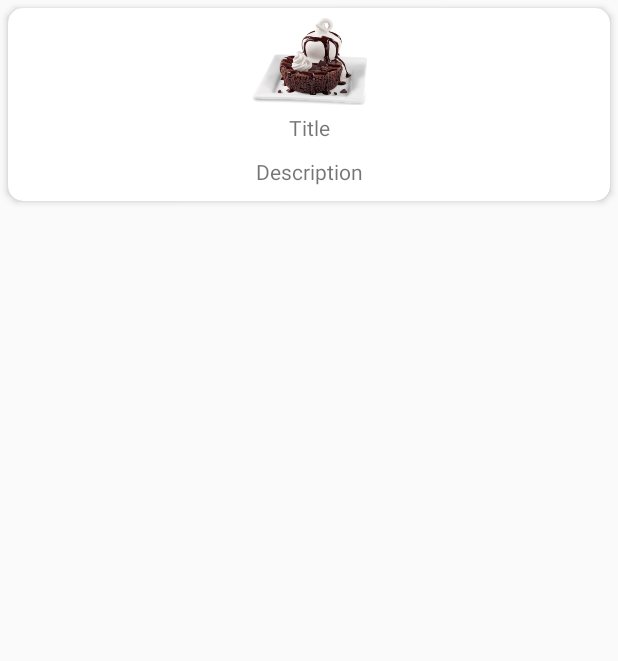
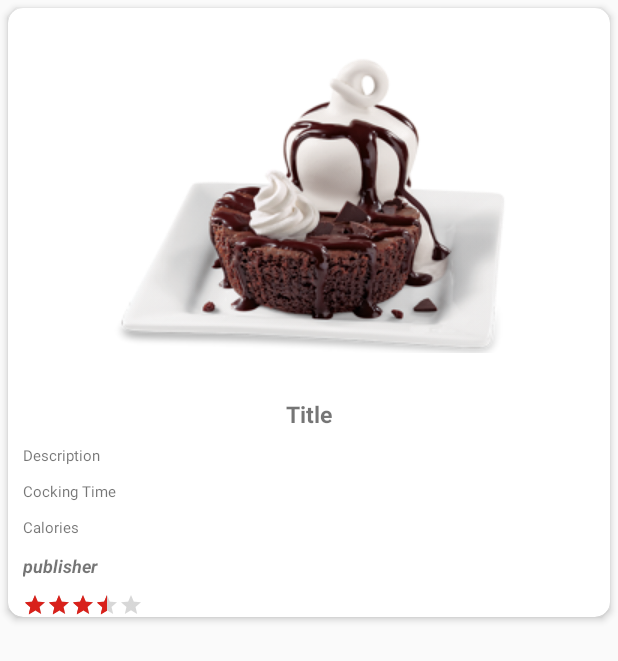
Before and after one commit to AbdullahTaher93/My-Meal, an Android app: the layout items_rows.xml on its own in the app's theme, with its tools: preview values and no code run, on a phone screen of 412 x 824 dp. Shown: the top 661 px of the screen. Run offline under Robolectric (Android 15) with nearby library versions, the phone set to English and light mode, and no system bars.

Commit message:
V1 is done

```diff
--- a/app/src/main/java/com/apps/my_meal/catrgories_adpter.java
+++ b/app/src/main/java/com/apps/my_meal/catrgories_adpter.java
@@ -81,10 +81,10 @@ public class catrgories_adpter extends RecyclerView.Adapter<catrgories_adpter.ca
     }
 
 
-    private void passData(String id) {
+    private void passData(String meal_Type) {
 
         Intent intent = new Intent(context,meals.class);
-        intent.putExtra("id", ""+id);
+        intent.putExtra("meal_Type", ""+meal_Type);
         context.startActivity(intent);
     }
 }
--- a/app/src/main/res/layout/activity_home.xml
+++ b/app/src/main/res/layout/activity_home.xml
@@ -85,7 +85,8 @@
 
                 />
             <include android:id="@+id/shimmerMeal"
-                layout="@layout/item_view_pager_header_shimmer"
+
+                layout="@layout/item_view_pager_header"
                 />
             <!-- TODO 5 Add <TextView> for title of Category list -->
             <TextView
--- a/app/src/main/res/layout/items_rows.xml
+++ b/app/src/main/res/layout/items_rows.xml
@@ -14,28 +14,79 @@ android:focusable="true">
 <LinearLayout
     android:orientation="vertical"
     android:layout_width="match_parent"
-    android:layout_height="wrap_content">
+    android:layout_height="wrap_content"
+    android:layout_marginLeft="10dp"
+    android:layout_marginRight="10dp"
+    >
     <ImageView
         android:id="@+id/itemimage"
         android:scaleType="centerInside"
         android:padding="5dp"
         android:src="@drawable/sample_image_category"
         android:layout_width="match_parent"
-        android:layout_height="70dp"/>
+        android:layout_height="260dp"/>
     <TextView
         android:text="Title"
         android:gravity="center"
         android:id="@+id/tvtitel"
         android:layout_marginBottom="10dp"
         android:layout_width="match_parent"
-        android:layout_height="wrap_content" />
+        android:layout_height="wrap_content"
+        android:textSize="15sp"
+        android:textStyle="bold"
+        />
     <TextView
         android:text="Description"
-        android:gravity="center"
+        android:gravity="left"
         android:id="@+id/tvdes"
         android:layout_marginBottom="10dp"
+        android:textSize="10sp"
         android:layout_width="match_parent"
-        android:layout_height="wrap_content" />
+        android:layout_height="wrap_content"
+
+        />
+    <TextView
+        android:text="Cocking Time"
+        android:gravity="left"
+        android:id="@+id/cocking_time"
+        android:layout_marginBottom="10dp"
+        android:textSize="10sp"
+        android:layout_width="match_parent"
+        android:layout_height="wrap_content"
+
+        />
+
+    <TextView
+        android:text="Calories"
+        android:gravity="left"
+        android:id="@+id/meal_calo"
+        android:layout_marginBottom="10dp"
+        android:textSize="10sp"
+        android:layout_width="match_parent"
+        android:layout_height="wrap_content"
+
+        />
+
+    <TextView
+        android:text="publisher"
+        android:gravity="left"
+        android:id="@+id/publisher"
+        android:layout_marginBottom="10dp"
+        android:textSize="12sp"
+        android:layout_width="match_parent"
+        android:layout_height="wrap_content"
+        android:textStyle="bold|italic"
+
+        />
+
+    <RatingBar
+        android:id="@+id/rating"
+        style="@style/Widget.AppCompat.RatingBar.Small"
+        android:layout_width="wrap_content"
+        android:layout_height="wrap_content"
+        android:rating="3.5" />
+
+
 </LinearLayout>
 
 </androidx.cardview.widget.CardView>
--- a/app/src/main/res/layout/list_of_meals.xml
+++ b/app/src/main/res/layout/list_of_meals.xml
@@ -82,7 +82,7 @@ android:fitsSystemWindows="true">
 
             />
         <include android:id="@+id/shimmerMeal"
-            layout="@layout/item_view_pager_header_shimmer"
+            layout="@layout/item_view_pager_header"
 
 
             />
@@ -92,7 +92,7 @@ android:fitsSystemWindows="true">
             android:layout_height="wrap_content"
             android:textSize="19sp"
             android:layout_marginTop="5dp"
-            android:id="@+id/titleCategory"
+            android:id="@+id/titleMeals"
             android:layout_marginLeft="16dp"
             android:layout_marginRight="16dp"
             android:textColor="@color/colorPrimary"
@@ -110,7 +110,7 @@ android:fitsSystemWindows="true">
             android:layout_width="match_parent"
             android:layout_height="match_parent"
             android:layout_marginTop="10dp"
-            android:layout_below="@+id/titleCategory"
+            android:layout_below="@+id/titleMeals"
             android:clipToPadding="false"
             android:nestedScrollingEnabled="true"
             android:layout_marginRight="8dp"
```
Also changed, not shown: app/src/main/java/com/apps/my_meal/AdpterHeaderCategories.java (added, +72 -0 lines), app/src/main/java/com/apps/my_meal/AdpterItems.java (+45 -8 lines), app/src/main/java/com/apps/my_meal/Categories.java (+43 -1 lines), app/src/main/java/com/apps/my_meal/FoodData.java (+4 -4 lines), app/src/main/java/com/apps/my_meal/ShowImages.java (+18 -18 lines), app/src/main/java/com/apps/my_meal/meals.java (+52 -13 lines), app/src/main/res/layout/item_view_pager_header.xml (+6 -2 lines), app/src/main/res/layout/showimage.xml (+10 -15 lines).
